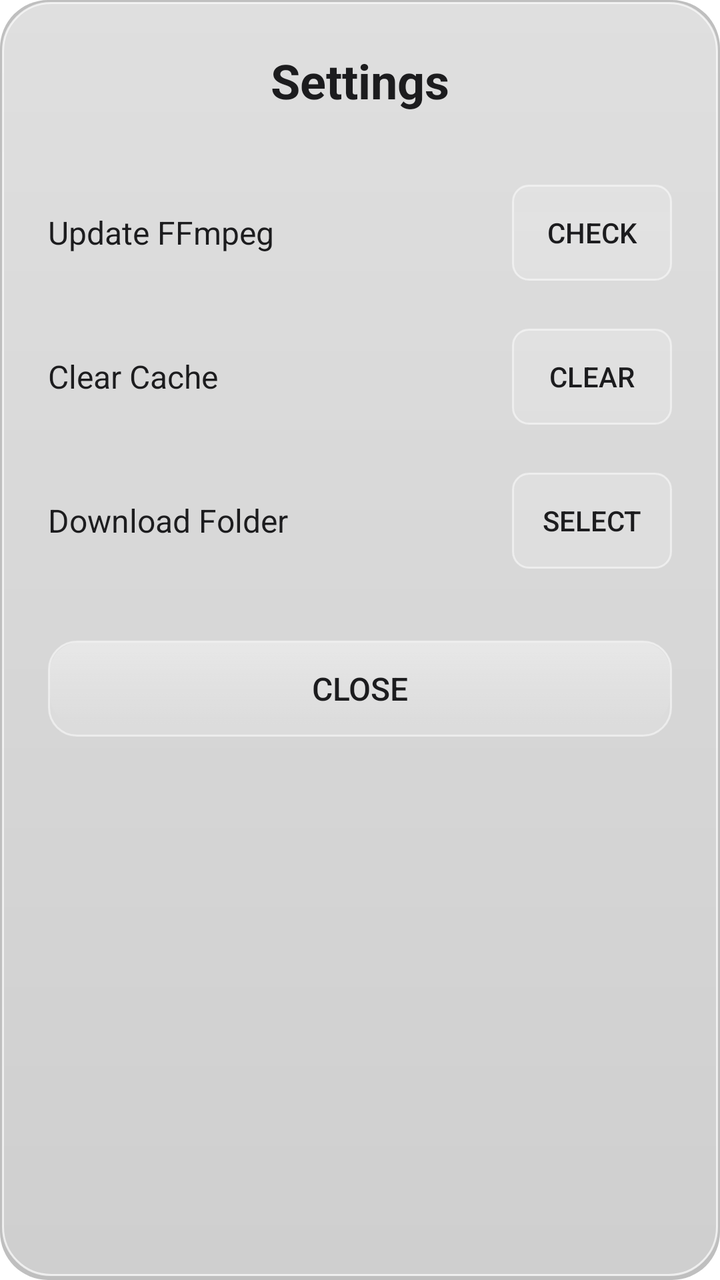
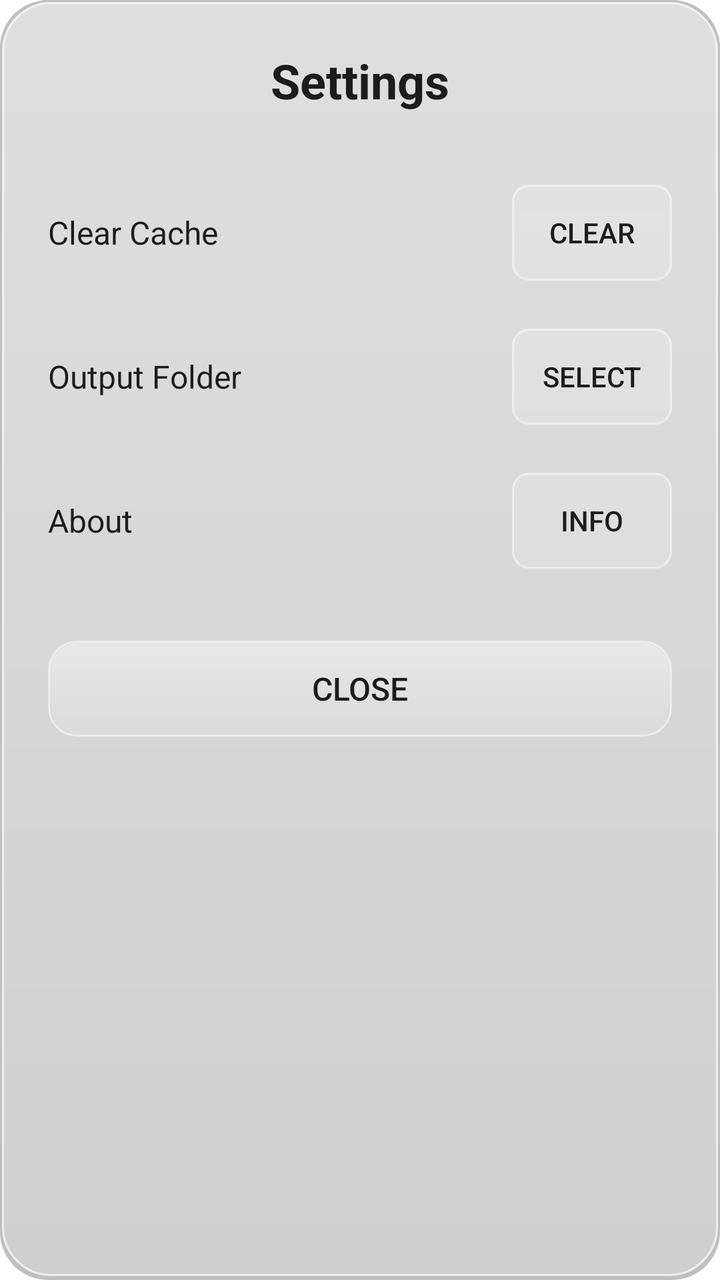

Screens rendered from an Android XML layout before and after an edit, with the pre-edit source and the edit as a unified diff.
<!-- AndroidManifest.xml: application theme Theme.VFconv -->
<!-- res/layout/dialog_settings.xml -->
<LinearLayout xmlns:android="http://schemas.android.com/apk/res/android"
    android:layout_width="match_parent"
    android:layout_height="wrap_content"
    android:orientation="vertical"
    android:padding="24dp"
    android:background="@drawable/glass_settings_bg">

    <TextView
        android:layout_width="wrap_content"
        android:layout_height="wrap_content"
        android:text="Settings"
        android:textColor="#1C1C1E"
        android:textSize="24sp"
        android:textStyle="bold"
        android:layout_gravity="center_horizontal"
        android:layout_marginBottom="24dp" />

    <LinearLayout
        android:layout_width="match_parent"
        android:layout_height="wrap_content"
        android:orientation="horizontal"
        android:gravity="center_vertical"
        android:paddingVertical="12dp">

        <TextView
            android:layout_width="0dp"
            android:layout_height="wrap_content"
            android:layout_weight="1"
            android:text="Update FFmpeg"
            android:textColor="#1C1C1E"
            android:textSize="16sp" />

        <Button
            android:id="@+id/btn_update_ffmpeg"
            android:layout_width="wrap_content"
            android:layout_height="wrap_content"
            android:text="Check"
            android:background="@drawable/glass_button_small"
            android:textColor="#1C1C1E"
            android:minWidth="80dp"
            android:textSize="14sp" />
    </LinearLayout>

    <LinearLayout
        android:layout_width="match_parent"
        android:layout_height="wrap_content"
        android:orientation="horizontal"
        android:gravity="center_vertical"
        android:paddingVertical="12dp">

        <TextView
            android:layout_width="0dp"
            android:layout_height="wrap_content"
            android:layout_weight="1"
            android:text="Clear Cache"
            android:textColor="#1C1C1E"
            android:textSize="16sp" />

        <Button
            android:id="@+id/btn_clear_cache"
            android:layout_width="wrap_content"
            android:layout_height="wrap_content"
            android:text="Clear"
            android:background="@drawable/glass_button_small"
            android:textColor="#1C1C1E"
            android:minWidth="80dp"
            android:textSize="14sp" />
    </LinearLayout>

    <LinearLayout
        android:layout_width="match_parent"
        android:layout_height="wrap_content"
        android:orientation="horizontal"
        android:gravity="center_vertical"
        android:paddingVertical="12dp">

        <TextView
            android:layout_width="0dp"
            android:layout_height="wrap_content"
            android:layout_weight="1"
            android:text="Download Folder"
            android:textColor="#1C1C1E"
            android:textSize="16sp" />

        <Button
            android:id="@+id/btn_choose_folder"
            android:layout_width="wrap_content"
            android:layout_height="wrap_content"
            android:text="Select"
            android:background="@drawable/glass_button_small"
            android:textColor="#1C1C1E"
            android:minWidth="80dp"
            android:textSize="14sp" />
    </LinearLayout>

    <Button
        android:id="@+id/btn_close"
        android:layout_width="match_parent"
        android:layout_height="wrap_content"
        android:layout_marginTop="24dp"
        android:text="Close"
        android:background="@drawable/glass_button"
        android:textColor="#1C1C1E"
        android:textSize="16sp" />
</LinearLayout>
<!-- resources referenced by this layout -->
<resources>
  <!-- drawable glass_button (drawable) -->
  <selector xmlns:android="http://schemas.android.com/apk/res/android">
      <item android:state_pressed="true">
          <shape android:shape="rectangle">
              <solid android:color="#60FFFFFF" />
              <corners android:radius="14dp" />
              <stroke android:width="1dp" android:color="#80FFFFFF" />
          </shape>
      </item>
      <item>
          <layer-list>
              <item>
                  <shape android:shape="rectangle">
                      <solid android:color="#26FFFFFF" />
                      <corners android:radius="14dp" />
                      <stroke android:width="1dp" android:color="#80FFFFFF" />
                  </shape>
              </item>
              <item android:top="1dp" android:bottom="6dp" android:left="1dp" android:right="1dp">
                  <shape android:shape="rectangle">
                      <gradient
                          android:angle="270"
                          android:startColor="#50FFFFFF"
                          android:endColor="#00FFFFFF" />
                      <corners android:radius="14dp" />
                  </shape>
              </item>
          </layer-list>
      </item>
  </selector>
  <!-- drawable glass_button_small (drawable) -->
  <selector xmlns:android="http://schemas.android.com/apk/res/android">
      <item android:state_pressed="true">
          <shape android:shape="rectangle">
              <solid android:color="#60FFFFFF" />
              <corners android:radius="8dp" />
              <stroke android:width="1dp" android:color="#80FFFFFF" />
          </shape>
      </item>
      <item>
          <shape android:shape="rectangle">
              <solid android:color="#26FFFFFF" />
              <corners android:radius="8dp" />
              <stroke android:width="1dp" android:color="#80FFFFFF" />
          </shape>
      </item>
  </selector>
  <!-- drawable glass_settings_bg (drawable) -->
  <layer-list xmlns:android="http://schemas.android.com/apk/res/android">
      <item>
          <shape android:shape="rectangle">
              <solid android:color="#40000000" />
              <corners android:radius="24dp" />
          </shape>
      </item>
      <item android:top="1dp" android:bottom="2dp" android:left="1dp" android:right="1dp">
          <shape android:shape="rectangle">
              <gradient
                  android:angle="270"
                  android:startColor="#80FFFFFF"
                  android:endColor="#40FFFFFF" />
              <corners android:radius="24dp" />
              <stroke android:width="1dp" android:color="#B3FFFFFF" />
          </shape>
      </item>
  </layer-list>
  <style name="Theme.VFconv" parent="Theme.Material3.DayNight.NoActionBar">
          <item name="android:windowBackground">@android:color/transparent</item>
          <item name="android:statusBarColor">@android:color/transparent</item>
      </style>
</resources>

<!-- the commit's change to res/layout/dialog_settings.xml (unified diff, before → after) -->
@@ -14,32 +14,6 @@
         android:textStyle="bold"
         android:layout_gravity="center_horizontal"
         android:layout_marginBottom="24dp" />
-
-    <LinearLayout
-        android:layout_width="match_parent"
-        android:layout_height="wrap_content"
-        android:orientation="horizontal"
-        android:gravity="center_vertical"
-        android:paddingVertical="12dp">
-
-        <TextView
-            android:layout_width="0dp"
-            android:layout_height="wrap_content"
-            android:layout_weight="1"
-            android:text="Update FFmpeg"
-            android:textColor="#1C1C1E"
-            android:textSize="16sp" />
-
-        <Button
-            android:id="@+id/btn_update_ffmpeg"
-            android:layout_width="wrap_content"
-            android:layout_height="wrap_content"
-            android:text="Check"
-            android:background="@drawable/glass_button_small"
-            android:textColor="#1C1C1E"
-            android:minWidth="80dp"
-            android:textSize="14sp" />
-    </LinearLayout>
 
     <LinearLayout
         android:layout_width="match_parent"
@@ -78,7 +52,7 @@
             android:layout_width="0dp"
             android:layout_height="wrap_content"
             android:layout_weight="1"
-            android:text="Download Folder"
+            android:text="Output Folder"
             android:textColor="#1C1C1E"
             android:textSize="16sp" />
 
@@ -87,6 +61,32 @@
             android:layout_width="wrap_content"
             android:layout_height="wrap_content"
             android:text="Select"
+            android:background="@drawable/glass_button_small"
+            android:textColor="#1C1C1E"
+            android:minWidth="80dp"
+            android:textSize="14sp" />
+    </LinearLayout>
+
+    <LinearLayout
+        android:layout_width="match_parent"
+        android:layout_height="wrap_content"
+        android:orientation="horizontal"
+        android:gravity="center_vertical"
+        android:paddingVertical="12dp">
+
+        <TextView
+            android:layout_width="0dp"
+            android:layout_height="wrap_content"
+            android:layout_weight="1"
+            android:text="About"
+            android:textColor="#1C1C1E"
+            android:textSize="16sp" />
+
+        <Button
+            android:id="@+id/btn_about"
+            android:layout_width="wrap_content"
+            android:layout_height="wrap_content"
+            android:text="Info"
             android:background="@drawable/glass_button_small"
             android:textColor="#1C1C1E"
             android:minWidth="80dp"
